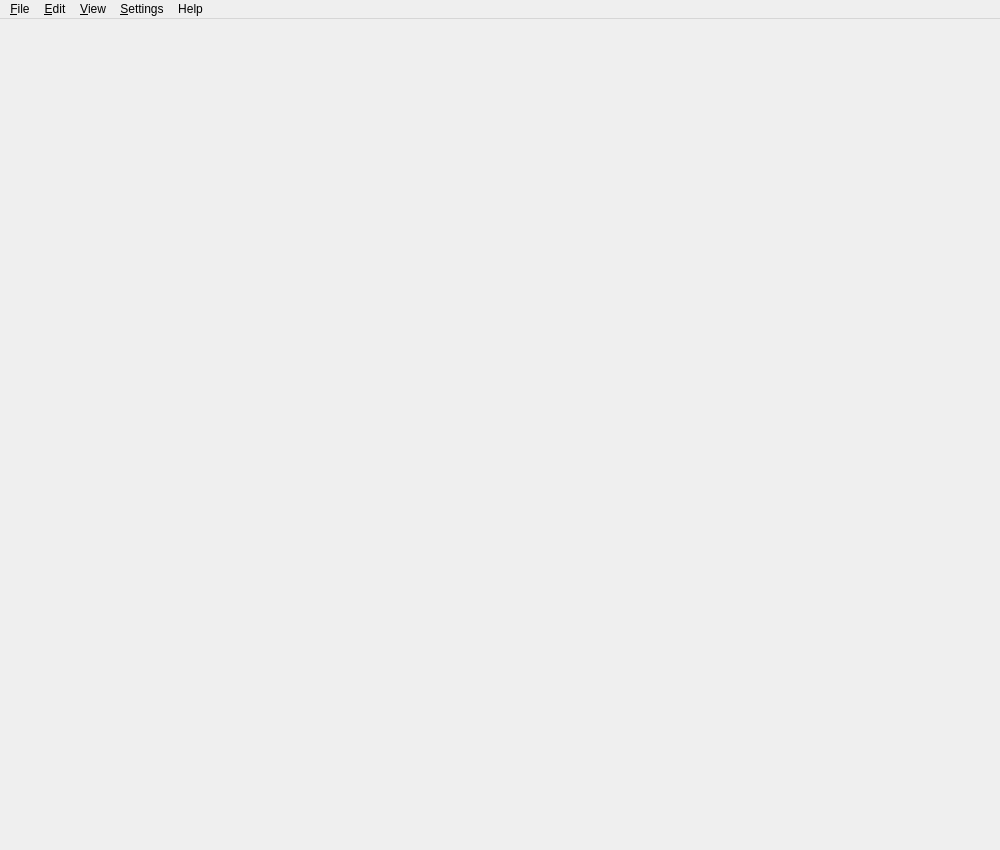
Above: main-window.ui from Clownacy/ClownMapEd before the change. Below: the same form after it.
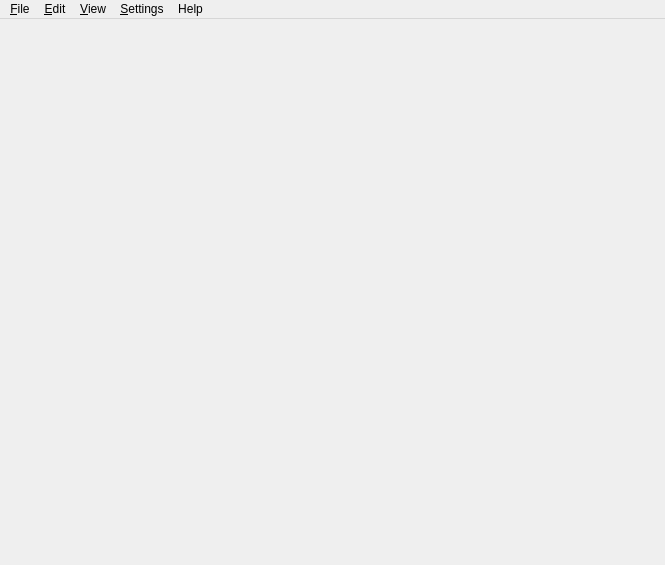
That is the form after the change.

```diff
--- a/main-window.ui
+++ b/main-window.ui
@@ -6,8 +6,8 @@
    <rect>
     <x>0</x>
     <y>0</y>
-    <width>1000</width>
-    <height>850</height>
+    <width>665</width>
+    <height>565</height>
    </rect>
   </property>
   <property name="windowTitle">
@@ -19,7 +19,7 @@
     <rect>
      <x>0</x>
      <y>0</y>
-     <width>1000</width>
+     <width>665</width>
      <height>17</height>
     </rect>
    </property>
```
